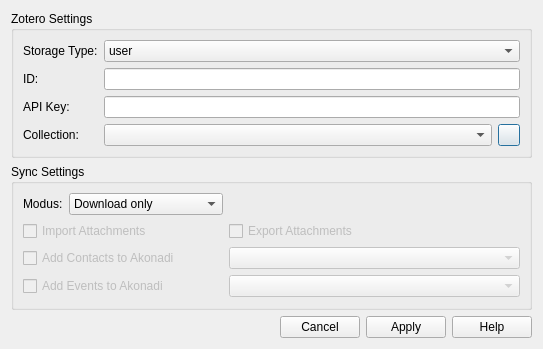
Before: the Qt Designer form src/mainui/sync/synczoterodialog.ui in KDE/conquirere, drawn with Qt 5.
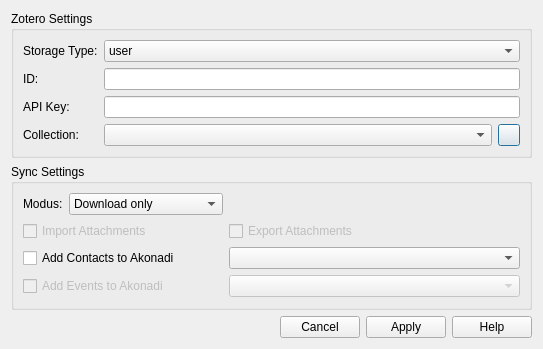
After: the same form once the commit is applied. Custom widgets are drawn as their Qt base class.

What changed in the file:
```diff
--- a/src/mainui/sync/synczoterodialog.ui
+++ b/src/mainui/sync/synczoterodialog.ui
@@ -193,7 +193,7 @@
         <item row="2" column="0" colspan="2">
          <widget class="QCheckBox" name="addContactsToAkonadi">
           <property name="enabled">
-           <bool>false</bool>
+           <bool>true</bool>
           </property>
           <property name="text">
            <string>Add Contacts to Akonadi</string>
@@ -203,7 +203,7 @@
         <item row="2" column="2">
          <widget class="KComboBox" name="contactCollection">
           <property name="enabled">
-           <bool>false</bool>
+           <bool>true</bool>
           </property>
           <property name="sizePolicy">
            <sizepolicy hsizetype="MinimumExpanding" vsizetype="Fixed">
```
